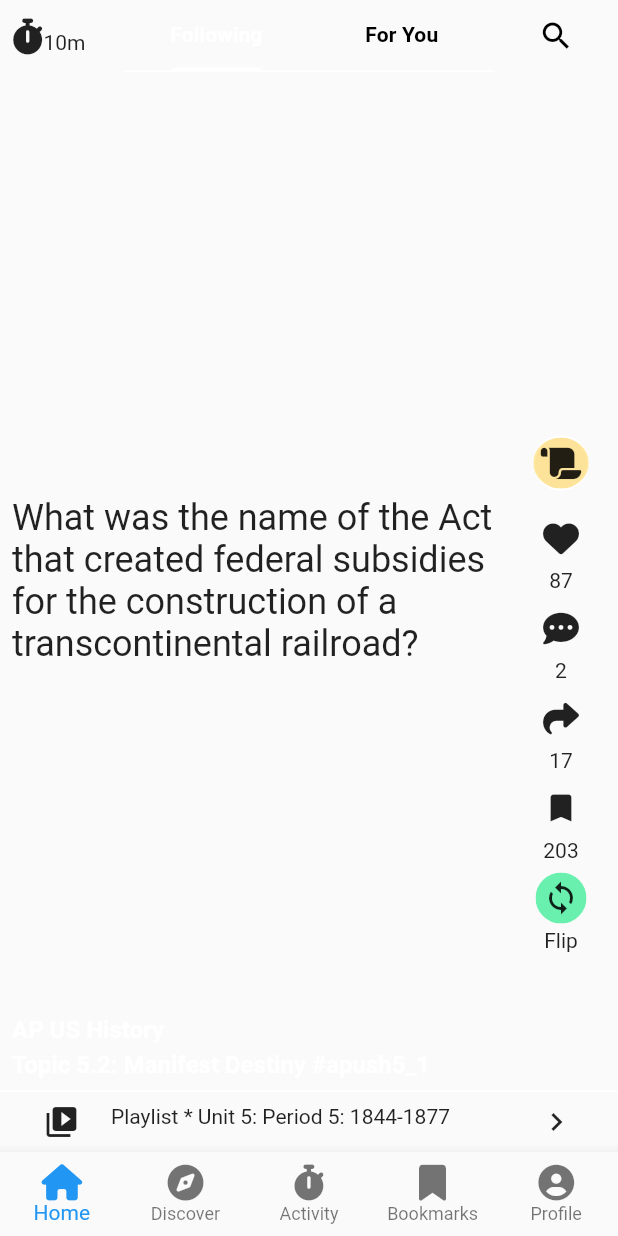
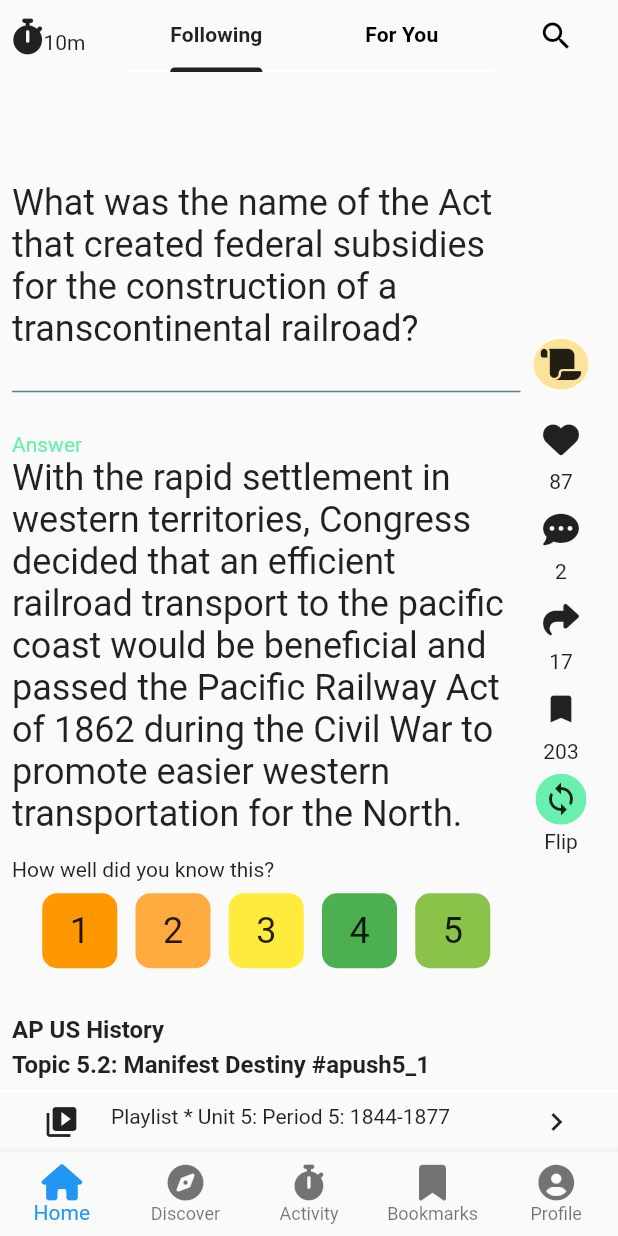
Before and after one commit to masumba/cross_over_test_quizlr, a Flutter app: the screen it shows after launch, on a phone screen of 412 x 824 dp. Run offline on Flutter 3.47's test engine with Material 2 defaults, Android fonts, the phone set to English and light mode, and no system bars; our stand-ins replace another_flushbar, auto_size_text, flutter_feather_icons, font_awesome_flutter, get_it, internet_connection_checker and 3 more.

Commit message:
[WIP] adds following screen ui elements.

```diff
--- a/lib/views/home/tabs/home/home_tab_view.dart
+++ b/lib/views/home/tabs/home/home_tab_view.dart
@@ -50,13 +50,13 @@ class _HomeTabViewState extends State<HomeTabView> {
                             ),
                           ),
                         ),
-                        const Expanded(
+                        Expanded(
                           flex: 3,
                           child: TabBar(
-                            indicatorColor: Colors.white,
-                            labelColor: Colors.white,
+                            indicatorColor: Theme.of(context).iconTheme.color,
+                            labelColor: Theme.of(context).iconTheme.color,
                             labelStyle: TextStyle(fontWeight: FontWeight.bold),
-                            tabs: [
+                            tabs: const [
                               Tab(
                                 icon: Text('Following'),
                               ),
--- a/lib/views/home/tabs/home/tabs/following_tab.dart
+++ b/lib/views/home/tabs/home/tabs/following_tab.dart
@@ -1,4 +1,7 @@
+import 'package:cross_over_test_quizlr/utils/screen_util.dart';
+import 'package:cross_over_test_quizlr/widgets/busy_button.dart';
 import 'package:cross_over_test_quizlr/widgets/icon_text_button.dart';
+import 'package:cross_over_test_quizlr/widgets/tile_button.dart';
 import 'package:flutter/material.dart';
 import 'package:font_awesome_flutter/font_awesome_flutter.dart';
 
@@ -15,18 +18,63 @@ class _FollowingTabState extends State<FollowingTab> {
     return Stack(
       fit: StackFit.expand,
       children: [
-        Center(
-          child: Padding(
-            padding: const EdgeInsets.fromLTRB(8.0, 8.0, 60.0, 8.0),
-            child: Text(
-              'What was the name of the Act that created federal subsidies for the construction of a transcontinental railroad?',
-              style: Theme.of(context).textTheme.headlineSmall,
-            ),
+        Padding(
+          padding: const EdgeInsets.fromLTRB(8.0, 8.0, 65.0, 8.0),
+          child: Column(
+            mainAxisAlignment: MainAxisAlignment.center,
+            crossAxisAlignment: CrossAxisAlignment.start,
+            children: [
+              Center(
+                child: Text(
+                  'What was the name of the Act that created federal subsidies for the construction of a transcontinental railroad?',
+                  style: Theme.of(context).textTheme.headlineSmall,
+                ),
+              ),
+              ScreenUtil.spacedDivider,
+              const Text(
+                'Answer',
+                style: TextStyle(color: Colors.greenAccent),
+              ),
+              Text(
+                'With the rapid settlement in western territories, Congress decided that an efficient railroad transport to the pacific coast would be beneficial and passed the Pacific Railway Act of 1862 during the Civil War to promote easier western transportation for the North.',
+                style: Theme.of(context).textTheme.headlineSmall,
+              ),
+              ScreenUtil.verticalSpaceNormal,
+              const Text('How well did you know this?'),
+              Padding(
+                padding: const EdgeInsets.all(8.0),
+                child: Row(
+                  mainAxisAlignment: MainAxisAlignment.spaceEvenly,
+                  children: const [
+                    TileButton(
+                      color: Colors.orange,
+                      title: '1',
+                    ),
+                    TileButton(
+                      color: Colors.orangeAccent,
+                      title: '2',
+                    ),
+                    TileButton(
+                      color: Colors.yellow,
+                      title: '3',
+                    ),
+                    TileButton(
+                      color: Colors.green,
+                      title: '4',
+                    ),
+                    TileButton(
+                      color: Colors.lightGreen,
+                      title: '5',
+                    ),
+                  ],
+                ),
+              )
+            ],
           ),
         ),
         Positioned(
           right: 8,
-          top: MediaQuery.of(context).size.height * 0.28,
+          top: MediaQuery.of(context).size.height * 0.20,
           child: Column(
             crossAxisAlignment: CrossAxisAlignment.start,
             children: [
@@ -80,20 +128,20 @@ class _FollowingTabState extends State<FollowingTab> {
           bottom: 8,
           child: Column(
             crossAxisAlignment: CrossAxisAlignment.start,
-            children: const [
+            children: [
               Text(
                 'AP US History',
                 style: TextStyle(
-                  color: Colors.white,
+                  color: Theme.of(context).iconTheme.color,
                   fontSize: 16,
                   fontWeight: FontWeight.bold,
                 ),
               ),
-              SizedBox(height: 4),
+              const SizedBox(height: 4),
               Text(
                 'Topic 5.2: Manifest Destiny #apush5_1',
                 style: TextStyle(
-                  color: Colors.white,
+                  color: Theme.of(context).iconTheme.color,
                   fontSize: 16,
                   fontWeight: FontWeight.bold,
                 ),
--- /dev/null
+++ b/lib/widgets/tile_button.dart
@@ -0,0 +1,38 @@
+import 'package:flutter/material.dart';
+
+class TileButton extends StatelessWidget {
+  final void Function()? onPressed;
+  final Color? color;
+  final String title;
+  const TileButton({
+    Key? key,
+    this.onPressed,
+    this.color = Colors.black,
+    required this.title,
+  }) : super(key: key);
+
+  @override
+  Widget build(BuildContext context) {
+    return GestureDetector(
+      onTap: onPressed,
+      child: InkWell(
+        child: Container(
+          height: 50,
+          width: 50,
+          decoration: BoxDecoration(
+            color: color,
+            borderRadius: BorderRadius.circular(10),
+          ),
+          child: Center(
+              child: Text(
+            title,
+            style: Theme.of(context)
+                .textTheme
+                .headlineSmall
+                ?.copyWith(color: Theme.of(context).iconTheme.color),
+          )),
+        ),
+      ),
+    );
+  }
+}
```
Also changed, not shown: lib/widgets/busy_button.dart (added, +79 -0 lines).
